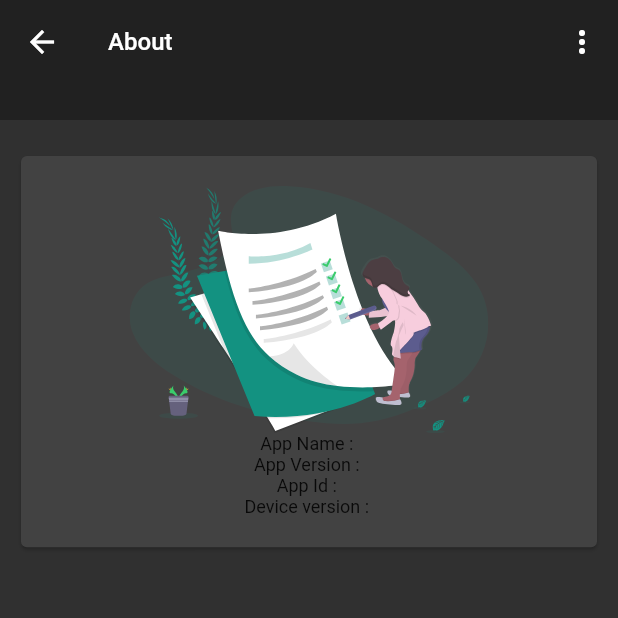
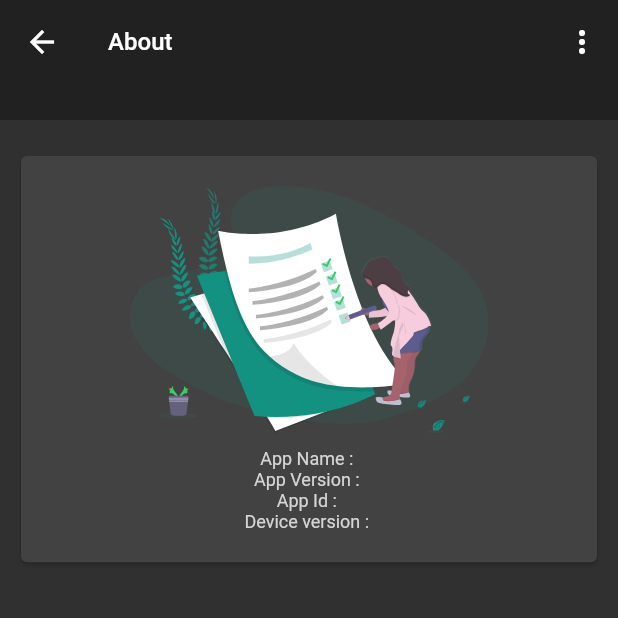
Before and after one commit to chingalo-family/flutter-todo-app, a Flutter app: the About screen opened directly, on a phone screen of 412 x 824 dp, the top half of it. Run offline on Flutter 3.47's test engine with Material 2 defaults, Android fonts, the phone set to English and light mode, and no system bars; our stand-ins replace flutter_svg, fluttertoast, geolocator, google_fonts, shared_preferences, sqflite; missing offline and left inert: get_version; accounts and stored records are empty.

Commit message:
feat: color theme for about module

```diff
--- a/lib/modules/about/about.dart
+++ b/lib/modules/about/about.dart
@@ -2,8 +2,10 @@ import 'package:flutter/material.dart';
 import 'package:flutter_svg/flutter_svg.dart';
 import 'package:provider/provider.dart';
 import 'package:todo_app/app_state/app_info_state.dart';
+import 'package:todo_app/app_state/app_theme_state.dart';
 import 'package:todo_app/core/components/app_bar_container.dart';
 import 'package:todo_app/core/contants/app_contant.dart';
+import 'package:todo_app/core/services/theme_service.dart';
 
 class About extends StatelessWidget {
   const About({Key key}) : super(key: key);
@@ -23,7 +25,13 @@ class About extends StatelessWidget {
               isViewChartVisible: false,
             ),
           ),
-          body: Consumer<AppInfoState>(
+          body: Consumer<AppThemeState>(
+            builder: (context, appThemeState, child) {
+              String currentTheme = appThemeState.currentTheme;
+              Color textColor = currentTheme == ThemeServices.darkTheme
+                  ? AppContant.darkTextColor
+                  : AppContant.ligthTextColor;
+              return Consumer<AppInfoState>(
                 builder: (context, appInfoState, child) {
                   return Container(
                     padding: EdgeInsets.symmetric(
@@ -47,6 +55,9 @@ class About extends StatelessWidget {
                                   ),
                                 ),
                                 Container(
+                                  margin: EdgeInsets.only(
+                                    top: 10.0,
+                                  ),
                                   child: Row(
                                     mainAxisAlignment:
                                         MainAxisAlignment.spaceAround,
@@ -55,6 +66,7 @@ class About extends StatelessWidget {
                                         'App Name : ${appInfoState.currentAppName}',
                                         style: TextStyle().copyWith(
                                           fontSize: 12.0,
+                                          color: textColor,
                                         ),
                                       ),
                                     ],
@@ -69,6 +81,7 @@ class About extends StatelessWidget {
                                         'App Version : ${appInfoState.currentAppVersion}',
                                         style: TextStyle().copyWith(
                                           fontSize: 12.0,
+                                          color: textColor,
                                         ),
                                       ),
                                     ],
@@ -83,6 +96,7 @@ class About extends StatelessWidget {
                                         'App Id : ${appInfoState.currentAppId}',
                                         style: TextStyle().copyWith(
                                           fontSize: 12.0,
+                                          color: textColor,
                                         ),
                                       ),
                                     ],
@@ -97,6 +111,7 @@ class About extends StatelessWidget {
                                         'Device version : ${appInfoState.currentPlatformVersion}',
                                         style: TextStyle().copyWith(
                                           fontSize: 12.0,
+                                          color: textColor,
                                         ),
                                       ),
                                     ],
@@ -110,6 +125,8 @@ class About extends StatelessWidget {
                     ),
                   );
                 },
+              );
+            },
           ),
         ),
       ),
```
Lines whose indentation alone changed are shown as unchanged.
